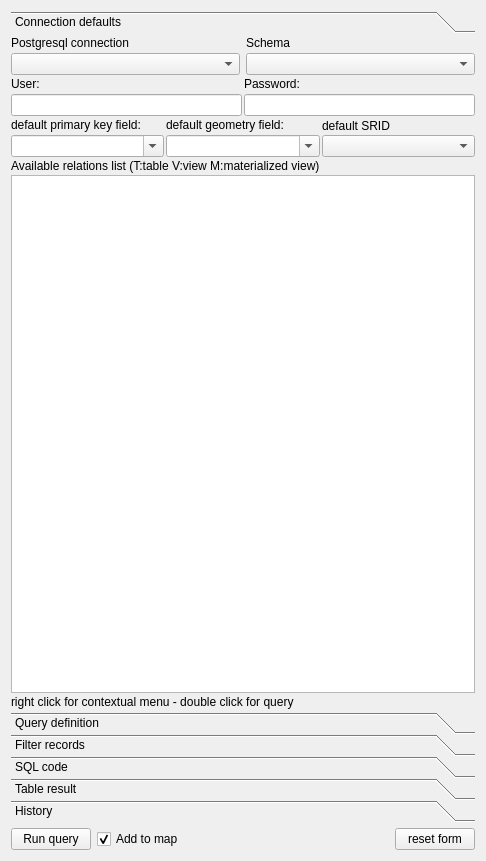
Above: ui_postgisquerybuilder_v.ui from enricofer/postgisQueryBuilder before the change. Below: the same form after it.
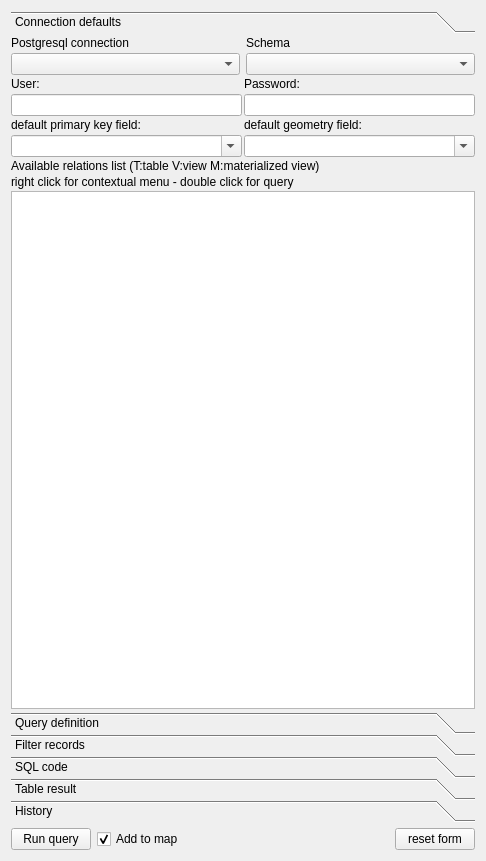
That is the form after the change. Icons and pictures are not drawn. Custom widgets are drawn as their Qt base class.

What changed in the file:
```diff
--- a/ui_postgisquerybuilder_v.ui
+++ b/ui_postgisquerybuilder_v.ui
@@ -227,20 +227,6 @@
              </item>
             </layout>
            </item>
-           <item>
-            <layout class="QVBoxLayout" name="verticalLayout_20">
-             <item>
-              <widget class="QLabel" name="SRIDLabel">
-               <property name="text">
-                <string>default SRID</string>
-               </property>
-              </widget>
-             </item>
-             <item>
-              <widget class="QComboBox" name="SRID"/>
-             </item>
-            </layout>
-           </item>
           </layout>
          </item>
          <item>
@@ -268,6 +254,13 @@
            </property>
           </widget>
          </item>
+         <item>
+          <widget class="QLabel" name="label">
+           <property name="text">
+            <string>right click for contextual menu - double click for query</string>
+           </property>
+          </widget>
+         </item>
          <item>
           <layout class="QHBoxLayout" name="horizontalLayout">
            <item>
@@ -279,13 +272,6 @@
            </item>
           </layout>
          </item>
-         <item>
-          <widget class="QLabel" name="label">
-           <property name="text">
-            <string>right click for contextual menu - double click for query</string>
-           </property>
-          </widget>
-         </item>
         </layout>
        </item>
       </layout>
```
